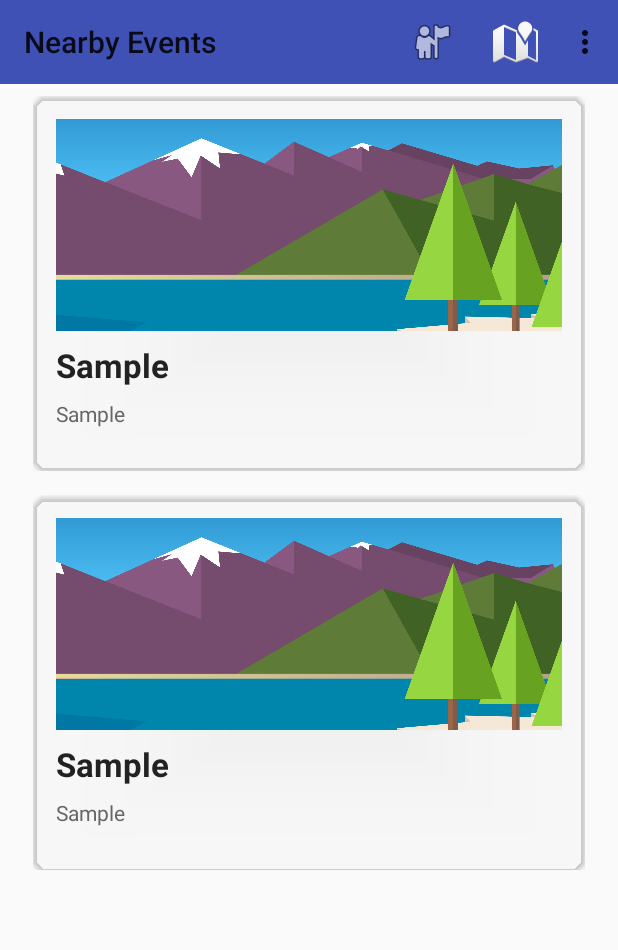
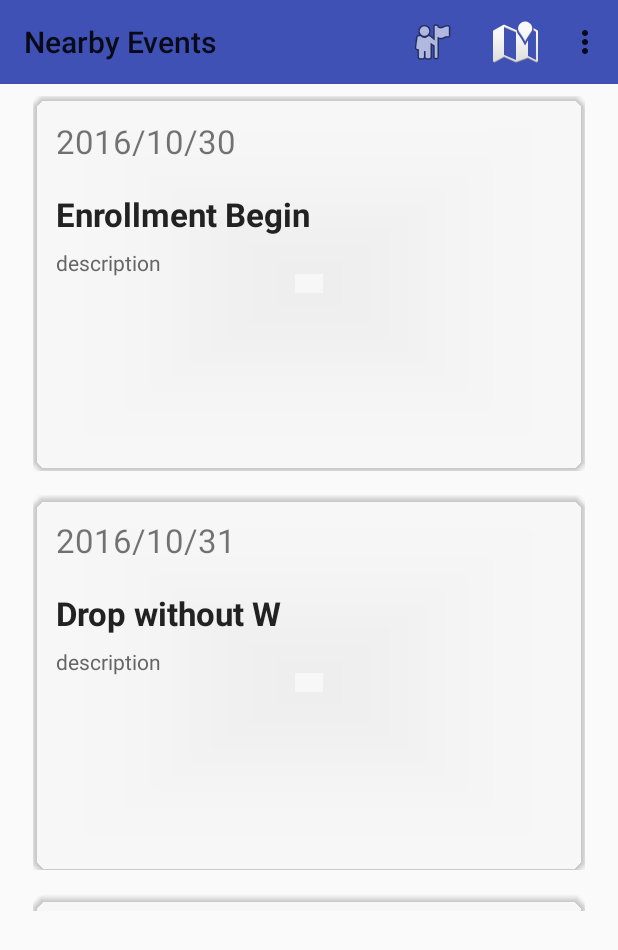
Before and after one commit to hsun0120/event-finder, an Android app: the EventListActivity screen opened directly, with no data from a screen before it, on a phone screen of 412 x 824 dp. Shown: the top 950 px of the screen. Run offline under Robolectric (Android 15) with nearby library versions, the phone set to English and light mode, and no system bars.

Commit message:
Updated instance vars in Card. Removed pic layout in cardlayout. Implementing database half-way.

```diff
--- a/app/src/main/java/edu/ucsd/cse110/group50/eventfinder/Card.java
+++ b/app/src/main/java/edu/ucsd/cse110/group50/eventfinder/Card.java
@@ -7,21 +7,43 @@ import android.content.Context;
  */
 
 public class Card {
-    int picID;
-    String title;
-    String text;
 
-    public Card(int picID, String title, String text){
-        this.picID = picID;
-        this.title = "Sample";//title;
-        this.text = "Sample";//text;
+    // private Drawable cardImg = getResources().getDrawable(R.drawable.activity_default);
+    public  void setCardName(String cardName) {
+        this.cardName = cardName;
+    }public void setDate(String date) {
+        this.date = date;
+    }public void setDescription(String description) {
+        this.description = description;
+    }private String cardName = "Event";
+    private String date = "2016/10/30";
+    private String description = "Halloween party.";
+
+    private static Card ourInstance = new Card("Sample.", "2016/10/30", "party");
+
+    public static Card getInstance() {
+        return ourInstance;
     }
 
-    public int getPicID(){
-        return this.picID;
+    public Card() {};
+
+    public Card(String name, String date, String description) {
+        //cardImg = img;
+        cardName = name;
+        this.date = date;
+        this.description = description;
+    }
+    //public Drawable getCardImage() {
+    //    return cardImg;
+    //}
+
+    public String getCardName(){ return cardName;}
+
+    public String getDescription() {
+        return description;
     }
 
-    public String getText(){
-        return this.text;
+    public String getDate() {
+        return date;
     }
 }
--- a/app/src/main/java/edu/ucsd/cse110/group50/eventfinder/CardAdapter.java
+++ b/app/src/main/java/edu/ucsd/cse110/group50/eventfinder/CardAdapter.java
@@ -25,12 +25,13 @@ public class CardAdapter extends RecyclerView.Adapter<CardAdapter.ViewHolder> {
         // each data item is just a string in this case
         public TextView titleTextView;
         public TextView desTextView;
-        public ImageView imageView;
+        public TextView dateTextView;
         public ViewHolder(View v) {
             super(v);
             titleTextView = (TextView) v.findViewById(R.id.info_title);
             desTextView = (TextView) v.findViewById(R.id.info_des);
-            imageView = (ImageView) v.findViewById(R.id.activityImg);
+            //imageView = (ImageView) v.findViewById(R.id.activityImg);
+            dateTextView = (TextView) v.findViewById(R.id.info_date);
         }
     }
 
@@ -49,9 +50,10 @@ public class CardAdapter extends RecyclerView.Adapter<CardAdapter.ViewHolder> {
     public void onBindViewHolder(ViewHolder holder, int position) {
         // - get element from your dataset at this position
         // - replace the contents of the view with that element
-        holder.titleTextView.setText(cards.get(position).title);
-        holder.desTextView.setText(cards.get(position).getText());
-        holder.imageView.setImageResource(/*cards.get(position).getPicID()*/R.drawable.activity_default);
+        holder.titleTextView.setText(cards.get(position).getCardName());
+        holder.desTextView.setText(cards.get(position).getDescription());
+        //holder.imageView.setImageResource(/*cards.get(position).getPicID()*/R.drawable.activity_default);
+        holder.dateTextView.setText(cards.get(position).getDate());
     }
 
     @Override
--- a/app/src/main/java/edu/ucsd/cse110/group50/eventfinder/CreateEvent.java
+++ b/app/src/main/java/edu/ucsd/cse110/group50/eventfinder/CreateEvent.java
@@ -26,6 +26,9 @@ public class CreateEvent extends AppCompatActivity {
 
     private int selectedDay, selectedMonth, selectedYear;
     private int selectedHour, selectedMinute;
+
+    private Card eventToAdd;
+
 
     @Override
     protected void onCreate(Bundle savedInstanceState) {
--- a/app/src/main/java/edu/ucsd/cse110/group50/eventfinder/EventCardData.java
+++ /dev/null
@@ -1,31 +0,0 @@
-package edu.ucsd.cse110.group50.eventfinder;
-
-import java.util.ArrayList;
-import java.util.HashMap;
-import java.util.List;
-import java.util.Map;
-import java.lang.Object;
-/**
- * Store information for a single event card
- */
-public class EventCardData {
-
-   // private Drawable cardImg = getResources().getDrawable(R.drawable.activity_default);
-    private String cardName = "Sample!";
-
-    private static EventCardData ourInstance = new EventCardData("Sample.");
-
-    public static EventCardData getInstance() {
-        return ourInstance;
-    }
-
-    private EventCardData(/*Drawable img*/String name) {
-        //cardImg = img;
-        cardName = name;
-    }
-    //public Drawable getCardImage() {
-    //    return cardImg;
-    //}
-
-    public String getCardName(){ return cardName;}
-}
--- a/app/src/main/java/edu/ucsd/cse110/group50/eventfinder/EventListActivity.java
+++ b/app/src/main/java/edu/ucsd/cse110/group50/eventfinder/EventListActivity.java
@@ -127,10 +127,14 @@ public class EventListActivity extends AppCompatActivity {
 
     private void setUpCards(){
         cards = new LinkedList<Card>();
-        cards.add(new Card(R.drawable.activity_default, "Enrollment Begin",
-                "This is enrollment start date"));
-        cards.add(new Card(R.drawable.activity_default, "Drop without W",
-                "Last date to drop without receiving Ws."));
+        cards.add(new Card("Enrollment Begin",
+                "2016/10/30", "description"));
+        cards.add(new Card("Drop without W",
+                "2016/10/31", "description"));
+        cards.add(new Card("Drop without W",
+                "2016/10/32", "description"));
+        cards.add(new Card("Drop without W",
+                "2016/10/33", "description"));
     }
 
     private void setupRecyclerView(@NonNull RecyclerView recyclerView) {
--- a/app/src/main/res/layout/card_layout.xml
+++ b/app/src/main/res/layout/card_layout.xml
@@ -22,15 +22,12 @@
             android:layout_width="match_parent"
             android:layout_height="match_parent">
 
-            <ImageView
-                card_view:srcCompat="@drawable/activity_default"
-                android:id="@+id/activityImg"
-                android:scaleType="centerCrop"
-                android:layout_alignParentLeft="true"
-                android:layout_alignParentTop="true"
+            <TextView
                 android:layout_width="match_parent"
-                android:layout_height="141dp"
-                />
+                android:layout_height="wrap_content"
+                android:textSize="22sp"
+                android:id="@+id/info_date"
+                android:layout_weight="0.05" />
 
             <TextView
                 android:id="@+id/info_title"
```
